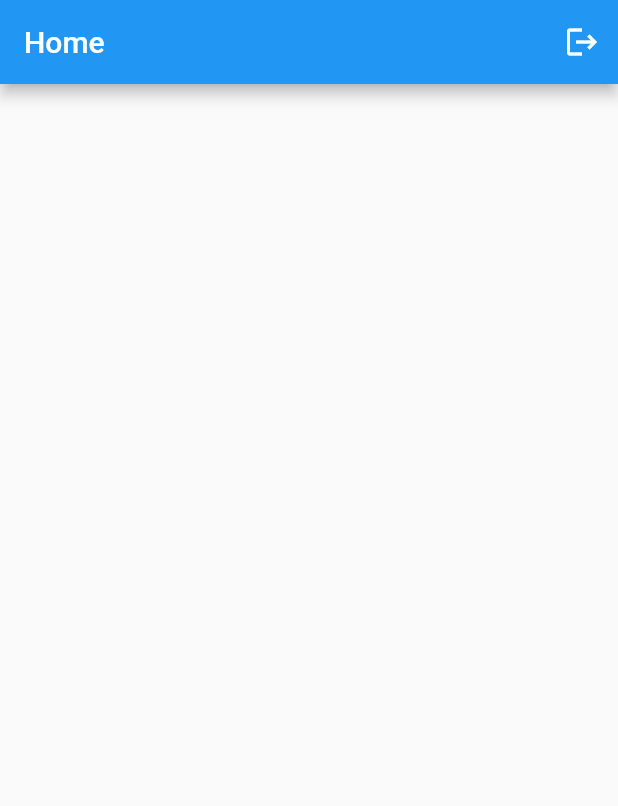
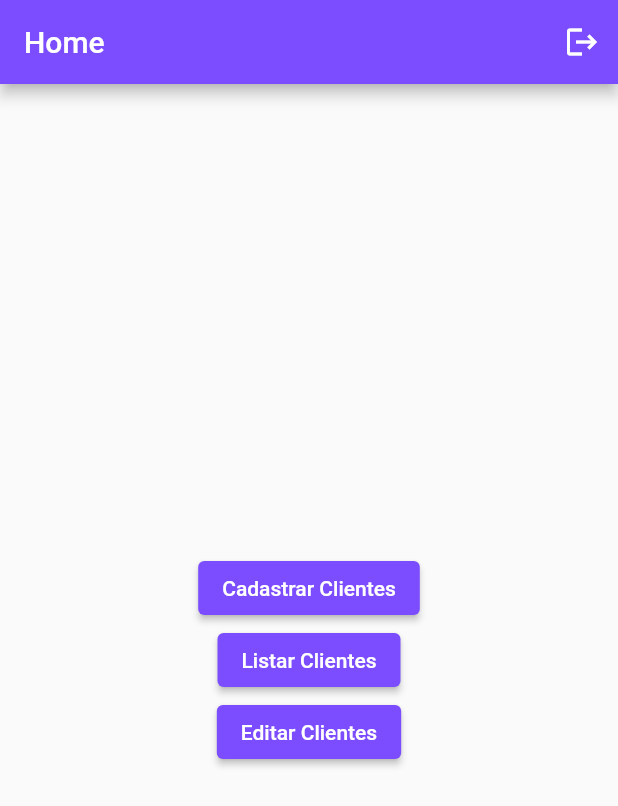
Before and after one commit to AdlanDaniel/app_mix, a Flutter app: the HomeView screen opened by its route, after a tap on the "logout" icon, on a phone screen of 412 x 824 dp. Shown: the top 806 px of the screen. Run offline on Flutter 3.47's test engine with Material 2 defaults, Android fonts, the phone set to English and light mode, and no system bars; our stand-ins replace cloud_firestore, firebase_auth, firebase_core; accounts and stored records are empty.

Commit message:
home finalizado e cliente cadastro iniciado

```diff
--- a/lib/app/modules/home/controller/home_controller.dart
+++ b/lib/app/modules/home/controller/home_controller.dart
@@ -1,5 +1,6 @@
 import 'package:app_mix/app/modules/repositories/Session/session_repository.dart';
 import 'package:app_mix/app/modules/repositories/Session/session_repository_impl.dart';
+import 'package:app_mix/app/routes/routes.dart';
 import 'package:flutter/material.dart';
 
 class HomeController {
@@ -7,19 +8,27 @@ class HomeController {
 
   HomeController({required this.repository});
 
+  dialogLoading(context) {
+    showDialog(
+        context: context,
+        builder: (context) {
+          return AlertDialog(
+            title: Center(
+              child: CircularProgressIndicator(
+                color: Color(0xFF7C4DFF),
+              ),
+            ),
+          );
+        });
+    Navigator.pop(context);
+  }
+
   signOutUser(context) async {
+    dialogLoading(context);
+
     try {
-      // if (repository.isUserLoaded() != null) {
-      //   print('Usuario logado');
-      // } else {
-      //   print('Usuario deslogado');
-      // }
       await repository.signOutUser();
-      // if (repository.isUserLoaded() == null) {
-      //   print('usuario deslogado');
-      // } else {
-      //   print('Usuario continua logado');
-      // }
+      Navigator.pushNamed(context, Routes.login);
     } on SignOutError {
       ScaffoldMessenger.of(context)
           .showSnackBar(SnackBar(content: Text('Erro ao deslogar')));
--- a/lib/app/modules/home/view/home_view.dart
+++ b/lib/app/modules/home/view/home_view.dart
@@ -20,18 +20,48 @@ class _HomeViewState extends State<HomeView> {
   Widget build(BuildContext context) {
     return Scaffold(
       appBar: AppBar(
+        backgroundColor: Color(0xFF7C4DFF),
         actions: [
           IconButton(
-              onPressed: () {
-                homeController.signOutUser(context);
-
-                Navigator.pushNamed(context, Routes.login);
+              onPressed: () async {
+                await homeController.signOutUser(context);
               },
               icon: Icon(Icons.logout))
         ],
         title: const Text('Home'),
       ),
-      body: Container(),
+      body: Container(
+        child: Center(
+          child: Column(
+            mainAxisAlignment: MainAxisAlignment.center,
+            children: [
+              ElevatedButton(
+                  onPressed: () {
+                    Navigator.pushNamed(context, Routes.registerClients);
+                  },
+                  child: Text('Cadastrar Clientes'),
+                  style: ButtonStyle(
+                      backgroundColor: MaterialStateProperty.all(
+                    Color(0xFF7C4DFF),
+                  ))),
+              ElevatedButton(
+                  onPressed: () {},
+                  child: Text('Listar Clientes'),
+                  style: ButtonStyle(
+                      backgroundColor: MaterialStateProperty.all(
+                    Color(0xFF7C4DFF),
+                  ))),
+              ElevatedButton(
+                  onPressed: () {},
+                  child: Text('Editar Clientes'),
+                  style: ButtonStyle(
+                      backgroundColor: MaterialStateProperty.all(
+                    Color(0xFF7C4DFF),
+                  )))
+            ],
+          ),
+        ),
+      ),
     );
   }
 }
--- a/lib/app/modules/login/view/login_view.dart
+++ b/lib/app/modules/login/view/login_view.dart
@@ -20,8 +20,9 @@ class _LoginViewState extends State<LoginView> {
   bool passworld = true;
   final keyForm = GlobalKey<FormState>();
 
-  verificationUser() {
-    if (loginController.isUserLoad() != null) {
+  verificationUser()async  {
+    var x = await loginController.isUserLoad();
+    if (x != null) {
       Navigator.pushNamedAndRemoveUntil(context, Routes.home, (route) => false);
     }
   }
--- /dev/null
+++ b/lib/app/modules/repositories/Models/Clients_model.dart
@@ -0,0 +1,35 @@
+class ClientsModel {
+  String? nameClient;
+  String? statusClient;
+  String? birthClient;
+  String? cepClient;
+  String? adressClient;
+  String? idClient;
+
+  ClientsModel(
+      {this.nameClient,
+      this.statusClient,
+      this.birthClient,
+      this.cepClient,
+      this.adressClient,
+      this.idClient});
+
+  ClientsModel.fromMap(Map<String, dynamic> map) {
+    nameClient = map['Nome'];
+    statusClient = map['Status'];
+    birthClient = map['Data de Nascimento'];
+    cepClient = map['CEP'];
+    adressClient = map['Endereco'];
+    idClient = map['ID'];
+  }
+  Map<String, dynamic> ToMap() {
+    final Map<String, dynamic> data = new Map<String, dynamic>();
+    data['Nome'] = nameClient;
+    data['Status'] = statusClient;
+    data['Data de Nascimento'] = birthClient;
+    data['CEP'] = cepClient;
+    data['Endereco'] = adressClient;
+    data['ID'] = idClient;
+    return data;
+  }
+}
--- a/lib/app/modules/repositories/Session/session_repository.dart
+++ b/lib/app/modules/repositories/Session/session_repository.dart
@@ -1,9 +1,12 @@
+import 'package:app_mix/app/modules/repositories/Models/Clients_model.dart';
 import 'package:app_mix/app/modules/repositories/Models/User_model.dart';
 import 'package:firebase_auth/firebase_auth.dart';
 
 abstract class SessionRepository {
   Future<void> registerUSer(UserModel userModel);
-  Future<void>loginUser(UserModel userModel);
+  Future<void> loginUser(UserModel userModel);
   Future<void> signOutUser();
-  Future <User?> isUserLoaded();
+  Future<User?> isUserLoaded();
+  Future<void> registerClients(ClientsModel clientsModel);
+  String getIdClients();
 }
--- a/lib/app/routes/routes.dart
+++ b/lib/app/routes/routes.dart
@@ -4,4 +4,5 @@ class Routes {
   static const login = '/login';
   static const home = '/home';
   static const registerUsers = '/register_users';
+  static const registerClients = '/register_clients';
 }
--- a/lib/main.dart
+++ b/lib/main.dart
@@ -1,5 +1,6 @@
 import 'package:app_mix/app/modules/home/view/home_view.dart';
 import 'package:app_mix/app/modules/login/view/login_view.dart';
+import 'package:app_mix/app/modules/register_clients/view/register_clients_view.dart';
 import 'package:app_mix/app/modules/register_users/view/register_users_view.dart';
 import 'package:app_mix/app/modules/splash_screen/view/splash_screen_view.dart';
 import 'package:app_mix/app/routes/routes.dart';
@@ -26,7 +27,8 @@ class MyApp extends StatelessWidget {
         Routes.initial: (context) => SplashScreenView(),
         Routes.login: (context) => LoginView(),
         Routes.home: (context) => HomeView(),
-        Routes.registerUsers: (context) => RegisterUsersView()
+        Routes.registerUsers: (context) => RegisterUsersView(),
+        Routes.registerClients: ((context) => RegisterClientsView())
       },
     );
   }
```
Also changed, not shown: lib/app/modules/register_clients/controller/register_clients_controller.dart (added, +100 -0 lines), lib/app/modules/register_clients/view/register_clients_view.dart (added, +226 -0 lines), lib/app/modules/register_users/view/register_users_view.dart (+3 -4 lines), lib/app/modules/repositories/Session/session_repository_impl.dart (+27 -3 lines).
